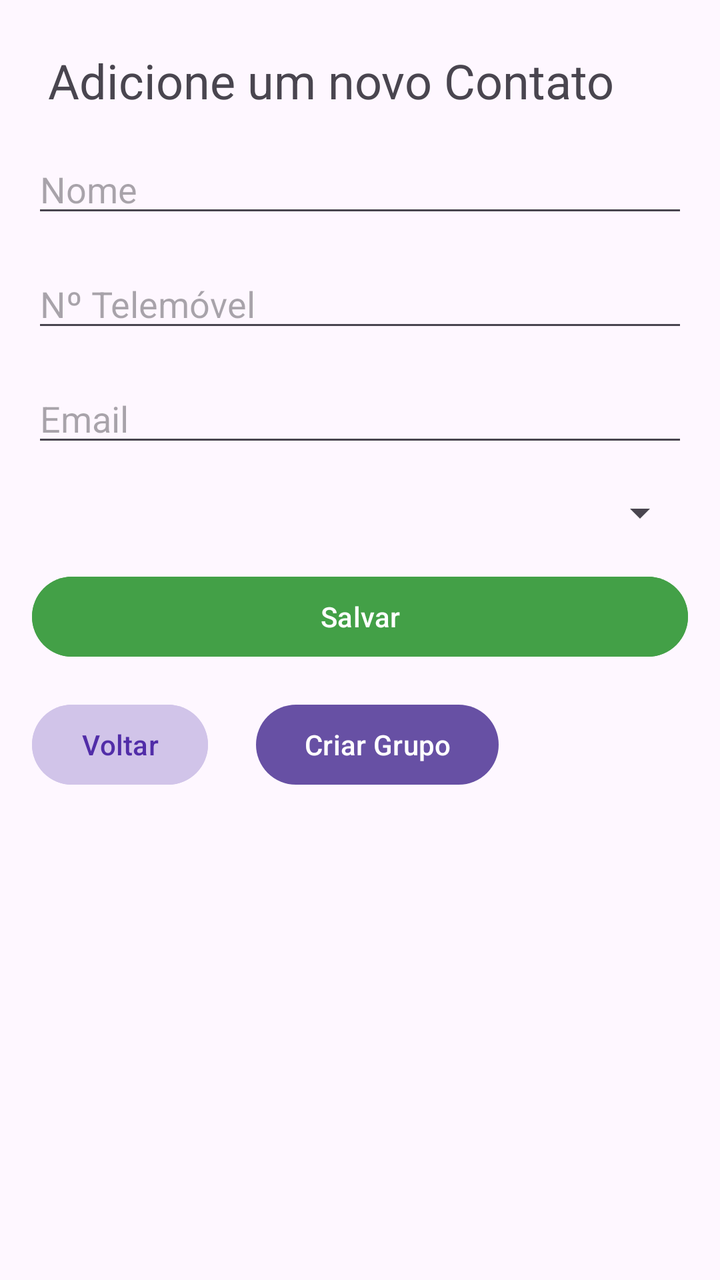
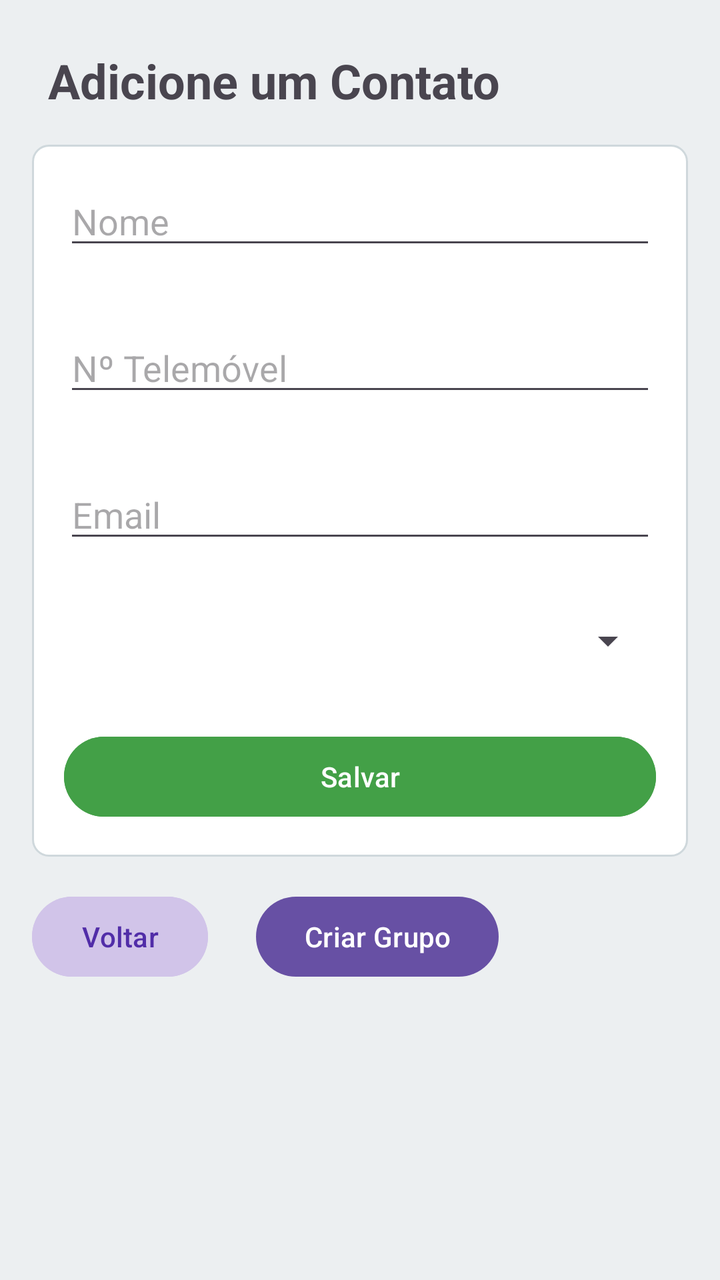

Before-and-after screenshots of an Android layout around one commit, followed by the original layout XML and the change that was made.
<!-- AndroidManifest.xml: application theme Theme.ListaDeContatos -->
<!-- res/layout/activity_add_contato.xml -->
<?xml version="1.0" encoding="utf-8"?>
<androidx.constraintlayout.widget.ConstraintLayout xmlns:android="http://schemas.android.com/apk/res/android"
    xmlns:tools="http://schemas.android.com/tools"
    xmlns:app="http://schemas.android.com/apk/res-auto"
    android:layout_width="match_parent"
    android:layout_height="match_parent"
    tools:context=".AddContatoActivity">


    <TextView
        android:id="@+id/Titulo"
        android:layout_width="0dp"
        android:layout_height="wrap_content"
        android:layout_margin="24dp"
        android:text="Adicione um novo Contato"
        android:textSize="24dp"
        app:layout_constraintEnd_toEndOf="parent"
        app:layout_constraintStart_toStartOf="parent"
        app:layout_constraintTop_toTopOf="parent" />


    <EditText
        android:id="@+id/edtNome"
        android:layout_width="0dp"
        android:layout_height="wrap_content"
        android:layout_margin="16dp"
        android:hint="Nome"
        app:layout_constraintEnd_toEndOf="parent"
        app:layout_constraintStart_toStartOf="parent"
        app:layout_constraintTop_toBottomOf="@+id/Titulo" />
    
    <EditText
        android:id="@+id/edtTelemovel"
        android:layout_width="0dp"
        android:layout_height="wrap_content"
        android:hint="Nº Telemóvel"
        app:layout_constraintTop_toBottomOf="@id/edtNome"
        app:layout_constraintStart_toStartOf="parent"
        app:layout_constraintEnd_toEndOf="parent"
        android:layout_margin="16dp"/>

    <EditText
        android:id="@+id/edtEmail"
        android:layout_width="0dp"
        android:layout_height="wrap_content"
        android:hint="Email"
        app:layout_constraintTop_toBottomOf="@id/edtTelemovel"
        app:layout_constraintStart_toStartOf="parent"
        app:layout_constraintEnd_toEndOf="parent"
        android:layout_margin="16dp"/>
    
    <Spinner
        android:id="@+id/spinnerGrupo"
        android:layout_width="0dp"
        android:layout_height="wrap_content"
        app:layout_constraintTop_toBottomOf="@id/edtEmail"
        app:layout_constraintStart_toStartOf="parent"
        app:layout_constraintEnd_toEndOf="parent"
        android:layout_margin="16dp"/>

    
    <Button
        android:id="@+id/btnSalvar"
        android:layout_width="0dp"
        android:layout_height="wrap_content"
        android:text="Salvar"
        android:backgroundTint="@color/green_600"
        app:layout_constraintTop_toBottomOf="@id/spinnerGrupo"
        app:layout_constraintStart_toStartOf="parent"
        app:layout_constraintEnd_toEndOf="parent"
        android:layout_margin="16dp"/>

    <TableRow
        android:layout_width="0dp"
        android:layout_height="wrap_content"
        android:layout_margin="16dp"
        android:layout_marginTop="24dp"
        app:layout_constraintEnd_toEndOf="parent"
        app:layout_constraintStart_toStartOf="parent"
        app:layout_constraintTop_toBottomOf="@+id/btnSalvar">

        <Button
            android:id="@+id/btnVoltar"
            android:layout_width="wrap_content"
            android:layout_height="wrap_content"
            android:layout_marginEnd="24dp"
            android:backgroundTint="@color/purple_100"
            android:text="Voltar"
            android:textColor="@color/purple_700" />

        <Button
            android:id="@+id/btnCriarGrupo"
            android:layout_width="wrap_content"
            android:layout_height="wrap_content"
            android:text="Criar Grupo" />
    </TableRow>


</androidx.constraintlayout.widget.ConstraintLayout>
<!-- resources referenced by this layout -->
<resources>
  <color name="green_600">#43A047</color>
  <color name="purple_100">#D1C4E9</color>
  <color name="purple_700">#512DA8</color>
  <style name="Theme.ListaDeContatos" parent="Base.Theme.ListaDeContatos" />
  <style name="Base.Theme.ListaDeContatos" parent="Theme.Material3.DayNight.NoActionBar">
          
          
      </style>
</resources>

<!-- the commit's change to res/layout/activity_add_contato.xml (unified diff, before → after) -->
@@ -4,6 +4,7 @@
     xmlns:app="http://schemas.android.com/apk/res-auto"
     android:layout_width="match_parent"
     android:layout_height="match_parent"
+    android:background="@color/blueGrey_50"
     tools:context=".AddContatoActivity">
 
 
@@ -12,63 +13,69 @@
         android:layout_width="0dp"
         android:layout_height="wrap_content"
         android:layout_margin="24dp"
-        android:text="Adicione um novo Contato"
+        android:text="Adicione um Contato"
         android:textSize="24dp"
+        android:textStyle="bold"
         app:layout_constraintEnd_toEndOf="parent"
         app:layout_constraintStart_toStartOf="parent"
         app:layout_constraintTop_toTopOf="parent" />
 
+    <LinearLayout
+        android:id="@+id/itenCadastrar"
+        android:layout_width="match_parent"
+        android:layout_height="wrap_content"
+        android:layout_marginTop="24dp"
+        android:background="@drawable/borda_arredondada"
+        android:orientation="vertical"
+        android:layout_margin="16dp"
+        app:layout_constraintEnd_toEndOf="parent"
+        app:layout_constraintTop_toBottomOf="@+id/Titulo">
 
-    <EditText
-        android:id="@+id/edtNome"
-        android:layout_width="0dp"
-        android:layout_height="wrap_content"
-        android:layout_margin="16dp"
-        android:hint="Nome"
-        app:layout_constraintEnd_toEndOf="parent"
-        app:layout_constraintStart_toStartOf="parent"
-        app:layout_constraintTop_toBottomOf="@+id/Titulo" />
-    
-    <EditText
-        android:id="@+id/edtTelemovel"
-        android:layout_width="0dp"
-        android:layout_height="wrap_content"
-        android:hint="Nº Telemóvel"
-        app:layout_constraintTop_toBottomOf="@id/edtNome"
-        app:layout_constraintStart_toStartOf="parent"
-        app:layout_constraintEnd_toEndOf="parent"
-        android:layout_margin="16dp"/>
 
-    <EditText
-        android:id="@+id/edtEmail"
-        android:layout_width="0dp"
-        android:layout_height="wrap_content"
-        android:hint="Email"
-        app:layout_constraintTop_toBottomOf="@id/edtTelemovel"
-        app:layout_constraintStart_toStartOf="parent"
-        app:layout_constraintEnd_toEndOf="parent"
-        android:layout_margin="16dp"/>
-    
-    <Spinner
-        android:id="@+id/spinnerGrupo"
-        android:layout_width="0dp"
-        android:layout_height="wrap_content"
-        app:layout_constraintTop_toBottomOf="@id/edtEmail"
-        app:layout_constraintStart_toStartOf="parent"
-        app:layout_constraintEnd_toEndOf="parent"
-        android:layout_margin="16dp"/>
+        <EditText
+            android:id="@+id/edtNome"
+            android:layout_width="match_parent"
+            android:layout_height="wrap_content"
+            android:layout_margin="16dp"
+            android:hint="Nome"/>
 
-    
-    <Button
-        android:id="@+id/btnSalvar"
-        android:layout_width="0dp"
-        android:layout_height="wrap_content"
-        android:text="Salvar"
-        android:backgroundTint="@color/green_600"
-        app:layout_constraintTop_toBottomOf="@id/spinnerGrupo"
-        app:layout_constraintStart_toStartOf="parent"
-        app:layout_constraintEnd_toEndOf="parent"
-        android:layout_margin="16dp"/>
+        <EditText
+            android:id="@+id/edtTelemovel"
+            android:layout_width="match_parent"
+            android:layout_height="wrap_content"
+            android:hint="Nº Telemóvel"
+            android:layout_margin="16dp"/>
+
+        <EditText
+            android:id="@+id/edtEmail"
+            android:layout_width="match_parent"
+            android:layout_height="wrap_content"
+            android:hint="Email"
+            android:layout_margin="16dp"/>
+
+        <Spinner
+            android:id="@+id/spinnerGrupo"
+            android:layout_width="match_parent"
+            android:layout_height="wrap_content"
+            android:layout_margin="16dp"/>
+
+
+        <Button
+            android:id="@+id/btnSalvar"
+            android:layout_width="match_parent"
+            android:layout_height="wrap_content"
+            android:text="Salvar"
+            android:backgroundTint="@color/green_600"
+            app:layout_constraintTop_toBottomOf="@id/spinnerGrupo"
+            app:layout_constraintStart_toStartOf="parent"
+            app:layout_constraintEnd_toEndOf="parent"
+            android:layout_margin="16dp"/>
+
+
+    </LinearLayout>
+
+
+
 
     <TableRow
         android:layout_width="0dp"
@@ -77,7 +84,7 @@
         android:layout_marginTop="24dp"
         app:layout_constraintEnd_toEndOf="parent"
         app:layout_constraintStart_toStartOf="parent"
-        app:layout_constraintTop_toBottomOf="@+id/btnSalvar">
+        app:layout_constraintTop_toBottomOf="@+id/itenCadastrar">
 
         <Button
             android:id="@+id/btnVoltar"
<!-- resource entries referenced after the edit -->
@@ -1,9 +1,28 @@
 <!-- resources referenced by this layout -->
 <resources>
+  <color name="blueGrey_50">#ECEFF1</color>
   <color name="green_600">#43A047</color>
   <color name="purple_100">#D1C4E9</color>
   <color name="purple_700">#512DA8</color>
+  <!-- drawable borda_arredondada (drawable) -->
+  <?xml version="1.0" encoding="utf-8"?>
+  <shape xmlns:android="http://schemas.android.com/apk/res/android"
+      android:shape="rectangle">
+  
+      
+      <solid android:color="#FFFFFF"/> 
+  
+      
+      <corners android:radius="8dp"/> 
+  
+      
+      <stroke
+          android:width="1dp"
+          android:color="@color/blueGrey_100"/> 
+  
+  </shape>
   <style name="Theme.ListaDeContatos" parent="Base.Theme.ListaDeContatos" />
+  <color name="blueGrey_100">#CFD8DC</color>
   <style name="Base.Theme.ListaDeContatos" parent="Theme.Material3.DayNight.NoActionBar">
           
           
